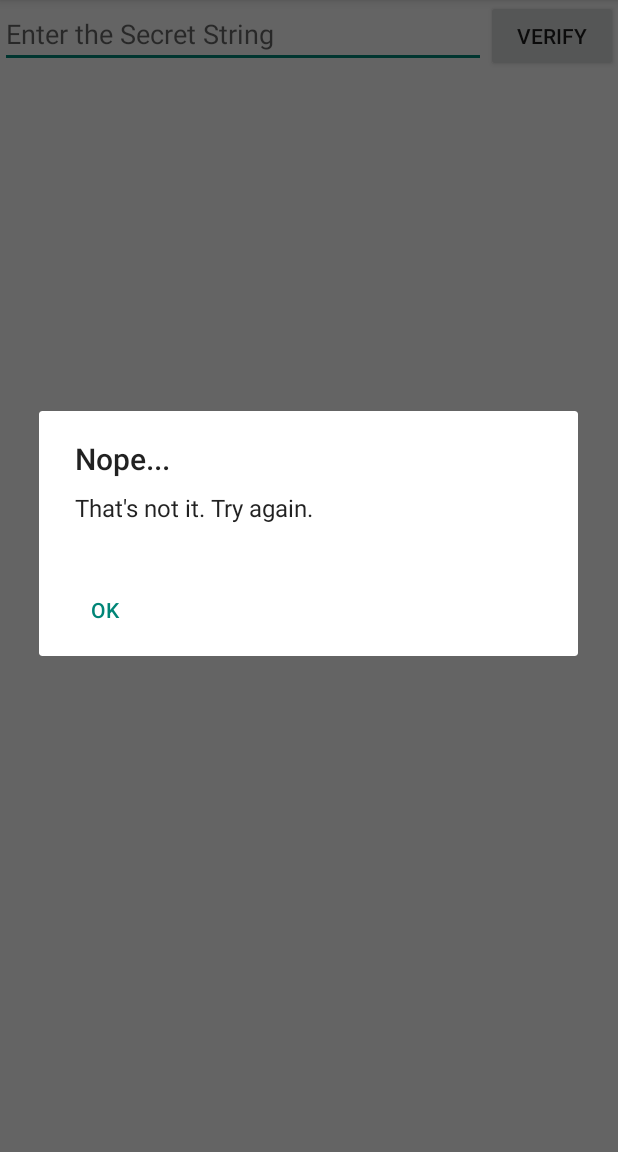
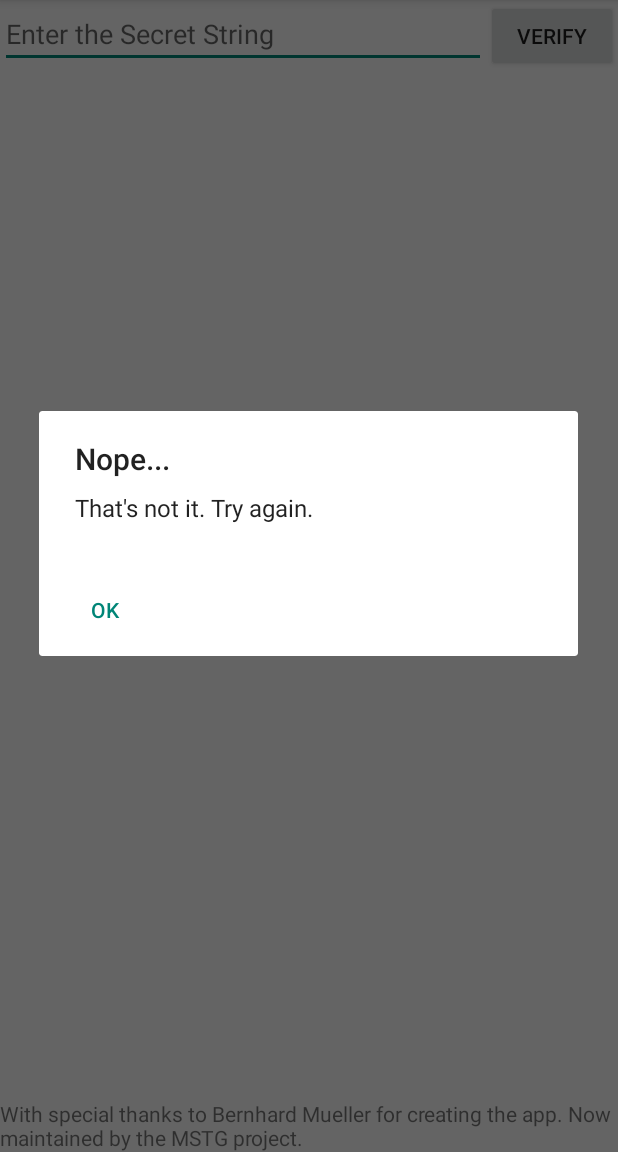
Before and after one commit to OWASP/mas-crackmes, an Android app: the screen it shows after launch (MainActivity), after a tap on "VERIFY", on a phone screen of 412 x 824 dp, the part 84-1236 px from its top. Run offline under Robolectric (Android 15) with nearby library versions, the phone set to English and light mode, and no system bars.

Commit message:
WIP @ #1

```diff
--- a/Android/Level1/app/build.gradle
+++ b/Android/Level1/app/build.gradle
@@ -1,13 +1,13 @@
 apply plugin: 'com.android.application'
 
 android {
-    compileSdkVersion 25
+    compileSdkVersion 28
     buildToolsVersion '27.0.3'
 
     defaultConfig {
-        applicationId "sg.vantagepoint.uncrackable1"
-        minSdkVersion 21
-        targetSdkVersion 27
+        applicationId "owasp.mstg.uncrackable1"
+        minSdkVersion 19
+        targetSdkVersion 28
         versionCode 1
         versionName "1.0"
     }
--- a/Android/Level1/app/src/main/res/layout/activity_main.xml
+++ b/Android/Level1/app/src/main/res/layout/activity_main.xml
@@ -1,4 +1,35 @@
-<LinearLayout android:layout_height="fill_parent" android:layout_width="fill_parent" android:orientation="horizontal" xmlns:android="http://schemas.android.com/apk/res/android">
-    <EditText android:hint="@string/edit_text" android:id="@+id/edit_text" android:layout_height="wrap_content" android:layout_weight="1.0" android:layout_width="0.0dip" />
-    <Button android:layout_height="wrap_content" android:layout_width="wrap_content" android:onClick="verify" android:text="@string/button_verify" />
+<LinearLayout xmlns:android="http://schemas.android.com/apk/res/android"
+    android:layout_width="match_parent"
+    android:layout_height="match_parent"
+    android:orientation="vertical">
+
+    <LinearLayout
+        android:layout_width="match_parent"
+        android:layout_height="wrap_content"
+        android:orientation="horizontal">
+
+        <EditText
+            android:id="@+id/edit_text"
+            android:layout_width="0.0dip"
+            android:layout_height="wrap_content"
+            android:layout_weight="1.0"
+            android:hint="@string/edit_text" />
+
+        <Button
+            android:layout_width="wrap_content"
+            android:layout_height="wrap_content"
+            android:onClick="verify"
+            android:text="@string/button_verify" />
+    </LinearLayout>
+
+    <RelativeLayout
+        android:layout_width="match_parent"
+        android:layout_height="match_parent">
+        <TextView
+            android:layout_width="match_parent"
+            android:layout_height="wrap_content"
+            android:text="@string/thanks"
+            android:layout_alignParentBottom="true"/>
+    </RelativeLayout>
+
 </LinearLayout>
--- a/Android/Level1/app/src/main/res/values/strings.xml
+++ b/Android/Level1/app/src/main/res/values/strings.xml
@@ -3,4 +3,5 @@
     <string name="action_settings">Uncrackable1</string>
     <string name="edit_text">Enter the Secret String</string>
     <string name="button_verify">Verify</string>
+    <string name="thanks">With special thanks to Bernhard Mueller for creating the app. Now maintained by the MSTG project.</string>
 </resources>
```
Also changed, not shown: 1 other file.
